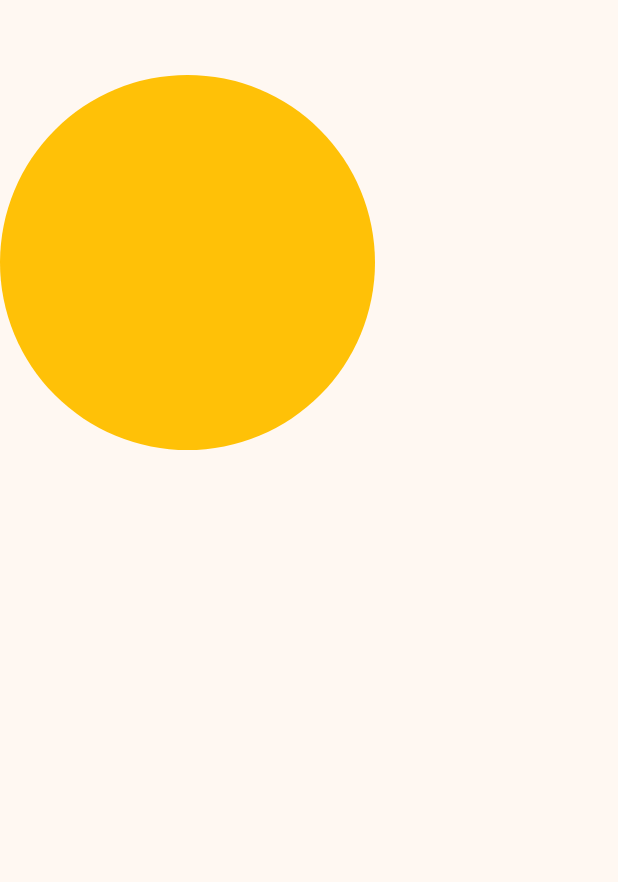
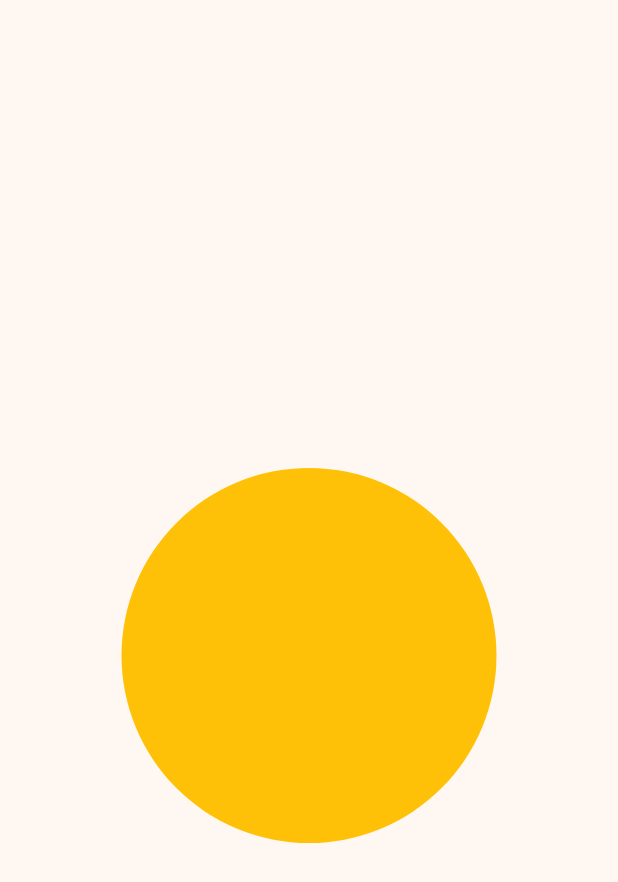
Before and after one commit to ginaa07/KB1179-1123150124-uts, a Flutter app: the screen it shows after launch, on a phone screen of 412 x 824 dp. Shown: the top 882 px of the screen. Run offline on Flutter 3.47's test engine with Material 3 defaults, Android fonts, the phone set to English and light mode, and no system bars.

Commit message:
perubahan column menjadi center

```diff
--- a/lib/screen/splash_screen_1.dart
+++ b/lib/screen/splash_screen_1.dart
@@ -6,7 +6,9 @@ class SplashScreen1 extends StatelessWidget {
   @override
   Widget build(BuildContext context) {
     return Scaffold(
-      body: Column(
+      body: Center(
+        child: Column(
+          mainAxisAlignment: MainAxisAlignment.center,
         //Todo:
         //karena akan membuat multiple widget
         //widget "children"
@@ -20,9 +22,9 @@ class SplashScreen1 extends StatelessWidget {
               color: Colors.amber,
             ),
           )
-
         ],
       ),
+      )
     );
   }
 }
```
